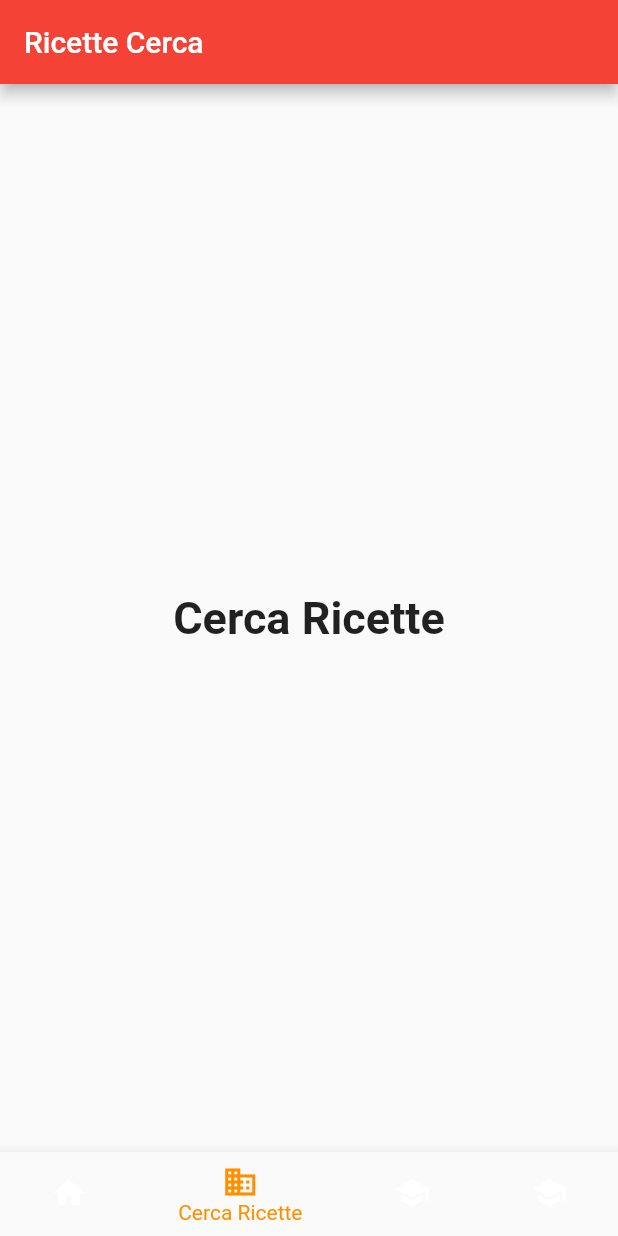
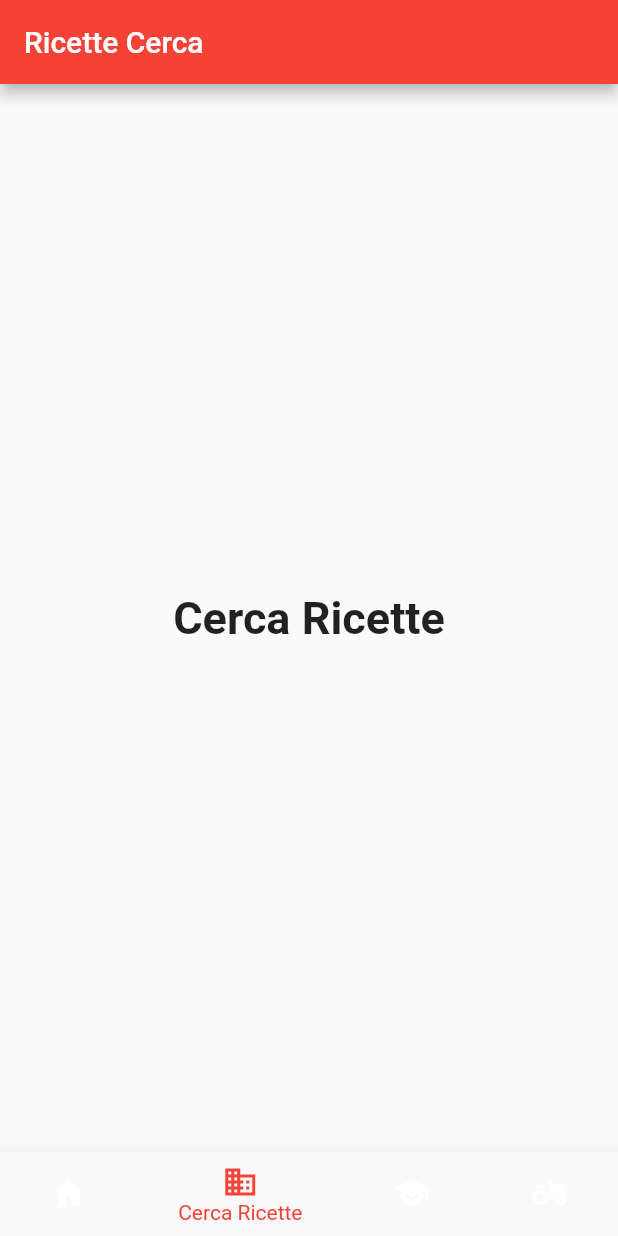
Before and after one commit to ChiaraAmalia/programmazioneMobileFlutter, a Flutter app: the RicetteCerca screen opened directly, on a phone screen of 412 x 824 dp. Run offline on Flutter 3.47's test engine with Material 2 defaults, Android fonts, the phone set to English and light mode, and no system bars.

Commit message:
Update RicetteCerca.dart

```diff
--- a/easycookingflutter/lib/RicetteCerca.dart
+++ b/easycookingflutter/lib/RicetteCerca.dart
@@ -106,12 +106,12 @@ class _RicetteCercaState extends State<RicetteCerca> {
             label: 'RicetteTue',
           ),
           BottomNavigationBarItem(
-            icon: Icon(Icons.school),
+            icon: Icon(Icons.agriculture_rounded),
             label: 'ListaSpesa',
           ),
         ],
         currentIndex: _selectedIndex,
-        selectedItemColor: Colors.amber[800],
+        selectedItemColor: Colors.red,
         onTap: _onItemTapped,
       ),
     );
```
